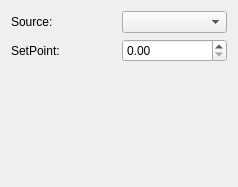
This is controLab/frdmcontrolview.ui in bourou01/controLab as Qt 5 draws it before an edit. The edited form follows.
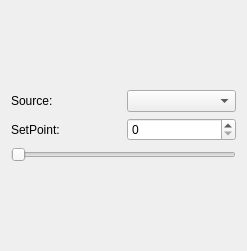
This is the edited form.

Diff of the .ui file:
```diff
--- a/controLab/frdmcontrolview.ui
+++ b/controLab/frdmcontrolview.ui
@@ -6,8 +6,8 @@
    <rect>
     <x>0</x>
     <y>0</y>
-    <width>238</width>
-    <height>187</height>
+    <width>247</width>
+    <height>251</height>
    </rect>
   </property>
   <property name="windowTitle">
@@ -16,6 +16,19 @@
   <layout class="QGridLayout" name="gridLayout">
    <item row="0" column="0">
     <layout class="QVBoxLayout" name="verticalLayout">
+     <item>
+      <spacer name="verticalSpacer_2">
+       <property name="orientation">
+        <enum>Qt::Vertical</enum>
+       </property>
+       <property name="sizeHint" stdset="0">
+        <size>
+         <width>20</width>
+         <height>40</height>
+        </size>
+       </property>
+      </spacer>
+     </item>
      <item>
       <layout class="QHBoxLayout" name="horizontalLayout_2">
        <item>
@@ -40,10 +53,17 @@
         </widget>
        </item>
        <item>
-        <widget class="QDoubleSpinBox" name="setPointSpinBox"/>
+        <widget class="QSpinBox" name="setPointSpinBox"/>
        </item>
       </layout>
      </item>
+     <item>
+      <widget class="QSlider" name="setPointSlider">
+       <property name="orientation">
+        <enum>Qt::Horizontal</enum>
+       </property>
+      </widget>
+     </item>
      <item>
       <spacer name="verticalSpacer">
        <property name="orientation">
```
